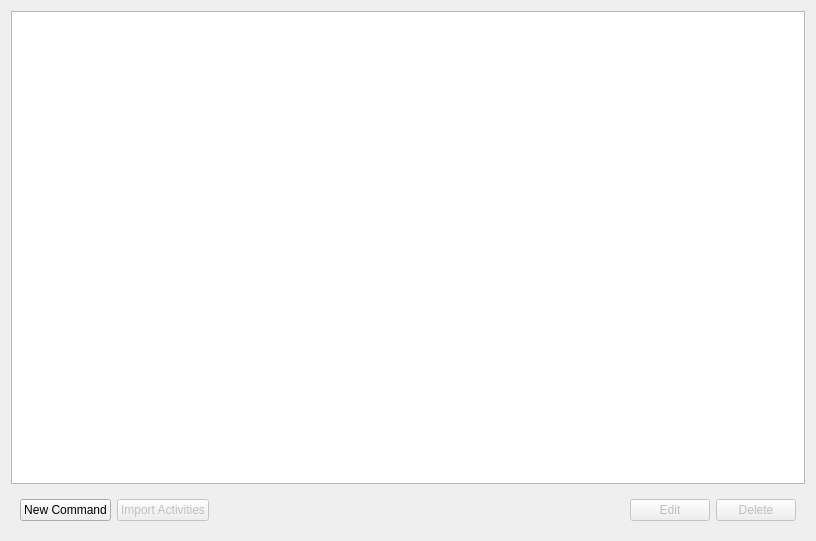
Before: the Qt Designer form simon/src/simonactionsui/rundialog.ui in KDE/simon, drawn with Qt 5.
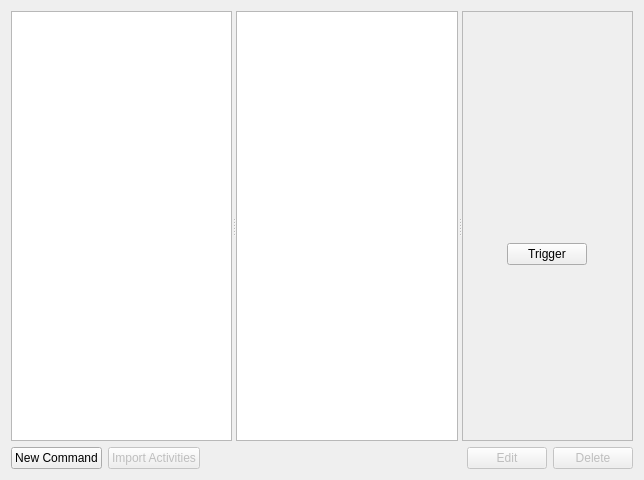
After: the same form once the commit is applied. Icons and pictures are not drawn. Custom widgets are drawn as their Qt base class.

Diff of the .ui file:
```diff
--- a/simon/src/simonactionsui/rundialog.ui
+++ b/simon/src/simonactionsui/rundialog.ui
@@ -5,8 +5,8 @@
    <rect>
     <x>0</x>
     <y>0</y>
-    <width>816</width>
-    <height>541</height>
+    <width>644</width>
+    <height>480</height>
    </rect>
   </property>
   <property name="windowTitle" >
@@ -17,37 +17,300 @@
     <normaloff/>
    </iconset>
   </property>
+  <layout class="QGridLayout" name="gridLayout" >
+   <item row="0" column="0" colspan="5" >
+    <widget class="QSplitter" name="splitter" >
+     <property name="orientation" >
+      <enum>Qt::Horizontal</enum>
+     </property>
+     <widget class="KListWidget" name="lwCategories" >
+      <property name="sizePolicy" >
+       <sizepolicy vsizetype="Expanding" hsizetype="Preferred" >
+        <horstretch>0</horstretch>
+        <verstretch>0</verstretch>
+       </sizepolicy>
+      </property>
+      <property name="baseSize" >
+       <size>
+        <width>230</width>
+        <height>0</height>
+       </size>
+      </property>
+     </widget>
+     <widget class="KListWidget" name="lwCommands" >
+      <property name="sizePolicy" >
+       <sizepolicy vsizetype="Expanding" hsizetype="Preferred" >
+        <horstretch>0</horstretch>
+        <verstretch>0</verstretch>
+       </sizepolicy>
+      </property>
+      <property name="baseSize" >
+       <size>
+        <width>250</width>
+        <height>0</height>
+       </size>
+      </property>
+      <property name="viewMode" >
+       <enum>QListView::ListMode</enum>
+      </property>
+      <property name="wordWrap" >
+       <bool>true</bool>
+      </property>
+      <property name="sortingEnabled" >
+       <bool>false</bool>
+      </property>
+     </widget>
+     <widget class="QScrollArea" name="scrollArea" >
+      <property name="sizePolicy" >
+       <sizepolicy vsizetype="Expanding" hsizetype="Expanding" >
+        <horstretch>0</horstretch>
+        <verstretch>0</verstretch>
+       </sizepolicy>
+      </property>
+      <property name="baseSize" >
+       <size>
+        <width>500</width>
+        <height>0</height>
+       </size>
+      </property>
+      <property name="widgetResizable" >
+       <bool>true</bool>
+      </property>
+      <widget class="QWidget" name="scrollAreaWidgetContents" >
+       <property name="geometry" >
+        <rect>
+         <x>0</x>
+         <y>0</y>
+         <width>173</width>
+         <height>436</height>
+        </rect>
+       </property>
+       <layout class="QVBoxLayout" name="verticalLayout_2" >
+        <item>
+         <widget class="QFrame" name="frmCommandInfo" >
+          <property name="sizePolicy" >
+           <sizepolicy vsizetype="Expanding" hsizetype="Expanding" >
+            <horstretch>0</horstretch>
+            <verstretch>0</verstretch>
+           </sizepolicy>
+          </property>
+          <property name="baseSize" >
+           <size>
+            <width>500</width>
+            <height>0</height>
+           </size>
+          </property>
+          <property name="frameShape" >
+           <enum>QFrame::NoFrame</enum>
+          </property>
+          <property name="frameShadow" >
+           <enum>QFrame::Raised</enum>
+          </property>
   <layout class="QVBoxLayout" name="verticalLayout" >
    <item>
-    <widget class="QColumnView" name="cvCommands" >
-     <property name="verticalScrollBarPolicy" >
-      <enum>Qt::ScrollBarAsNeeded</enum>
-     </property>
-     <property name="horizontalScrollBarPolicy" >
-      <enum>Qt::ScrollBarAsNeeded</enum>
-     </property>
-     <property name="selectionMode" >
-      <enum>QAbstractItemView::SingleSelection</enum>
-     </property>
-     <property name="iconSize" >
+            <spacer name="verticalSpacer_3" >
+             <property name="orientation" >
+              <enum>Qt::Vertical</enum>
+             </property>
+             <property name="sizeType" >
+              <enum>QSizePolicy::Fixed</enum>
+             </property>
+             <property name="sizeHint" stdset="0" >
+              <size>
+               <width>20</width>
+               <height>20</height>
+              </size>
+             </property>
+            </spacer>
+           </item>
+           <item>
+            <layout class="QHBoxLayout" name="horizontalLayout_2" >
+             <item>
+              <spacer name="horizontalSpacer" >
+               <property name="orientation" >
+                <enum>Qt::Horizontal</enum>
+               </property>
+               <property name="sizeHint" stdset="0" >
       <size>
-       <width>24</width>
-       <height>24</height>
-      </size>
-     </property>
+                 <width>40</width>
+                 <height>20</height>
+                </size>
+               </property>
+              </spacer>
+             </item>
+             <item>
+              <widget class="QLabel" name="lbIcon" >
+               <property name="minimumSize" >
+                <size>
+                 <width>64</width>
+                 <height>64</height>
+                </size>
+               </property>
+               <property name="text" >
+                <string/>
+               </property>
     </widget>
    </item>
    <item>
-    <widget class="QWidget" native="1" name="wgSettings" >
-     <layout class="QHBoxLayout" name="horizontalLayout" >
+              <spacer name="horizontalSpacer_2" >
+               <property name="orientation" >
+                <enum>Qt::Horizontal</enum>
+               </property>
+               <property name="sizeHint" stdset="0" >
+                <size>
+                 <width>40</width>
+                 <height>20</height>
+                </size>
+               </property>
+              </spacer>
+             </item>
+            </layout>
+           </item>
       <item>
+            <layout class="QHBoxLayout" name="horizontalLayout_4" >
+             <item>
+              <spacer name="horizontalSpacer_6" >
+               <property name="orientation" >
+                <enum>Qt::Horizontal</enum>
+               </property>
+               <property name="sizeHint" stdset="0" >
+                <size>
+                 <width>40</width>
+                 <height>20</height>
+                </size>
+               </property>
+              </spacer>
+             </item>
+             <item>
+              <widget class="QLabel" name="lbName" >
+               <property name="font" >
+                <font>
+                 <pointsize>9</pointsize>
+                 <weight>75</weight>
+                 <bold>true</bold>
+                </font>
+               </property>
+               <property name="text" >
+                <string/>
+               </property>
+              </widget>
+             </item>
+             <item>
+              <spacer name="horizontalSpacer_5" >
+               <property name="orientation" >
+                <enum>Qt::Horizontal</enum>
+               </property>
+               <property name="sizeHint" stdset="0" >
+                <size>
+                 <width>40</width>
+                 <height>20</height>
+                </size>
+               </property>
+              </spacer>
+             </item>
+            </layout>
+           </item>
+           <item>
+            <spacer name="verticalSpacer_4" >
+             <property name="orientation" >
+              <enum>Qt::Vertical</enum>
+             </property>
+             <property name="sizeType" >
+              <enum>QSizePolicy::Fixed</enum>
+             </property>
+             <property name="sizeHint" stdset="0" >
+              <size>
+               <width>20</width>
+               <height>40</height>
+              </size>
+             </property>
+            </spacer>
+           </item>
+           <item>
+            <layout class="QFormLayout" name="flDetails" />
+           </item>
+           <item>
+            <spacer name="verticalSpacer" >
+             <property name="orientation" >
+              <enum>Qt::Vertical</enum>
+             </property>
+             <property name="sizeType" >
+              <enum>QSizePolicy::Fixed</enum>
+             </property>
+             <property name="sizeHint" stdset="0" >
+              <size>
+               <width>20</width>
+               <height>57</height>
+              </size>
+             </property>
+            </spacer>
+           </item>
+           <item>
+            <layout class="QHBoxLayout" name="horizontalLayout_3" >
+             <item>
+              <spacer name="horizontalSpacer_3" >
+               <property name="orientation" >
+                <enum>Qt::Horizontal</enum>
+               </property>
+               <property name="sizeHint" stdset="0" >
+                <size>
+                 <width>40</width>
+                 <height>20</height>
+                </size>
+               </property>
+              </spacer>
+             </item>
+             <item>
+              <widget class="KPushButton" name="pbTrigger" >
+               <property name="text" >
+                <string>Trigger</string>
+               </property>
+              </widget>
+             </item>
+             <item>
+              <spacer name="horizontalSpacer_4" >
+               <property name="orientation" >
+                <enum>Qt::Horizontal</enum>
+               </property>
+               <property name="sizeHint" stdset="0" >
+                <size>
+                 <width>40</width>
+                 <height>20</height>
+                </size>
+               </property>
+              </spacer>
+             </item>
+            </layout>
+           </item>
+           <item>
+            <spacer name="verticalSpacer_2" >
+             <property name="orientation" >
+              <enum>Qt::Vertical</enum>
+             </property>
+             <property name="sizeHint" stdset="0" >
+              <size>
+               <width>20</width>
+               <height>154</height>
+              </size>
+             </property>
+            </spacer>
+           </item>
+          </layout>
+         </widget>
+        </item>
+       </layout>
+      </widget>
+     </widget>
+    </widget>
+   </item>
+   <item row="1" column="0" >
        <widget class="KPushButton" name="pbNewCommand" >
         <property name="text" >
          <string>New Command</string>
         </property>
        </widget>
       </item>
-      <item>
+   <item row="1" column="1" >
        <widget class="KPushButton" name="pbImportActivities" >
         <property name="enabled" >
          <bool>false</bool>
@@ -60,7 +323,7 @@
         </property>
        </widget>
       </item>
-      <item>
+   <item row="1" column="2" >
        <spacer name="horizontalSpacer" >
         <property name="orientation" >
          <enum>Qt::Horizontal</enum>
@@ -73,7 +336,7 @@
         </property>
        </spacer>
       </item>
-      <item>
+   <item row="1" column="3" >
        <widget class="KPushButton" name="pbEditCommand" >
         <property name="enabled" >
          <bool>false</bool>
@@ -83,7 +346,7 @@
         </property>
        </widget>
       </item>
-      <item>
+   <item row="1" column="4" >
        <widget class="KPushButton" name="pbDeleteCommand" >
         <property name="enabled" >
          <bool>false</bool>
@@ -95,10 +358,12 @@
       </item>
      </layout>
     </widget>
-   </item>
-  </layout>
- </widget>
  <customwidgets>
+  <customwidget>
+   <class>KListWidget</class>
+   <extends>QListWidget</extends>
+   <header>klistwidget.h</header>
+  </customwidget>
   <customwidget>
    <class>KPushButton</class>
    <extends>QPushButton</extends>
```
Lines whose indentation alone changed are shown as unchanged.
